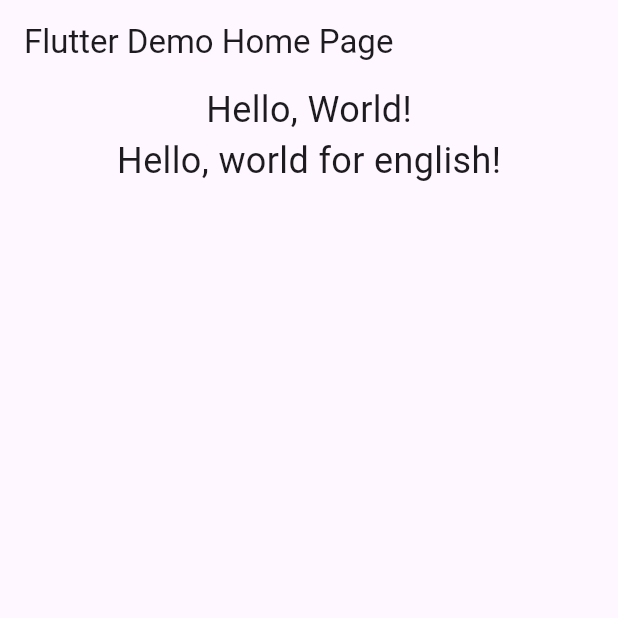
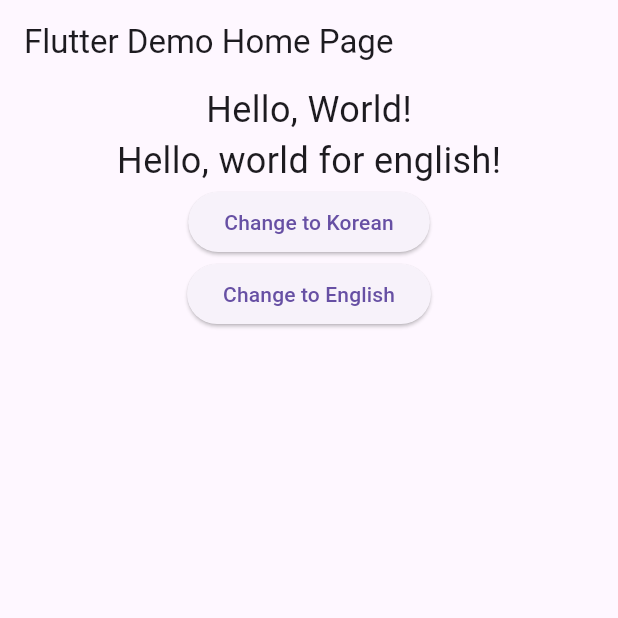
Before and after one commit to labyrinth30/flutter-easy-localization, a Flutter app: the screen it shows after launch, on a phone screen of 412 x 824 dp, the top half of it. Run offline on Flutter 3.47's test engine with Material 3 defaults, Android fonts, the phone set to English and light mode, and no system bars; our stand-ins replace easy_localization.

Commit message:
feat: 다국어 설정 바꾸기

```diff
--- a/lib/home_screen.dart
+++ b/lib/home_screen.dart
@@ -15,6 +15,16 @@ class HomeScreen extends StatelessWidget {
           children: [
             const Text('Hello', style: TextStyle(fontSize: 24)).tr(),
             const Text('Hello, World!', style: TextStyle(fontSize: 24)).tr(),
+            ElevatedButton(
+                onPressed: () {
+                  EasyLocalization.of(context)!.setLocale(const Locale('ko'));
+                },
+                child: const Text('Change to Korean')),
+            ElevatedButton(
+                onPressed: () {
+                  EasyLocalization.of(context)!.setLocale(const Locale('en'));
+                },
+                child: const Text('Change to English')),
           ],
         ),
       ),
```
